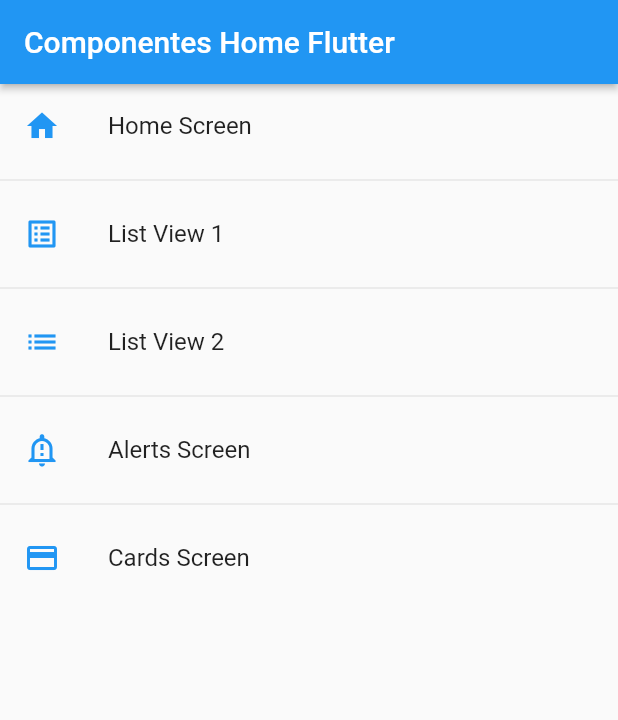
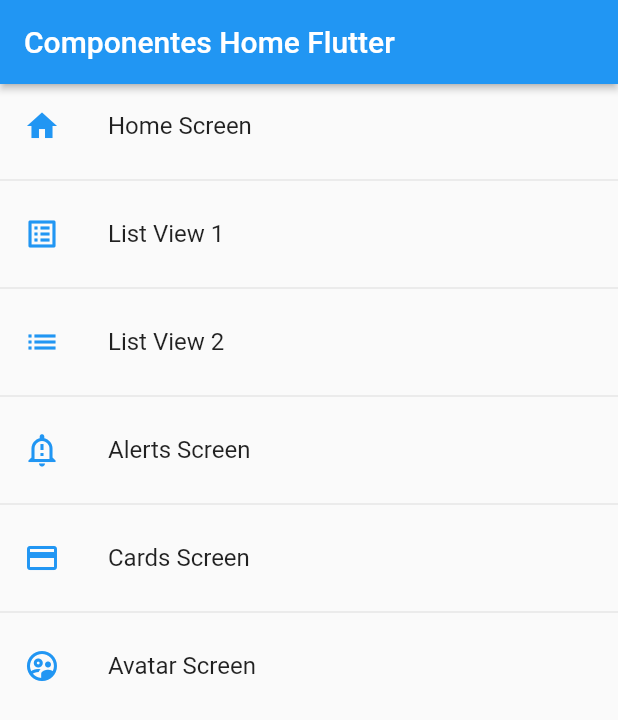
Before and after one commit to eliato/curso-flutter, a Flutter app: the screen it shows after launch, on a phone screen of 412 x 824 dp. Shown: the top 720 px of the screen. Run offline on Flutter 3.47's test engine with Material 2 defaults, Android fonts, the phone set to English and light mode, and no system bars.

Commit message:
screen avatar

```diff
--- a/fl_components/lib/router/app_router.dart
+++ b/fl_components/lib/router/app_router.dart
@@ -11,7 +11,8 @@ MenuOption(route: 'home', name: 'Home Screen', screend: const HomeScreen(), icon
 MenuOption(route: 'listview1', name: 'List View 1', screend: const Listview1Screen(), icon: Icons.list_alt_outlined),
 MenuOption(route: 'listview2', name: 'List View 2', screend: const Listview2Screen(), icon: Icons.list),
 MenuOption(route: 'alert', name: 'Alerts Screen', screend: const AlertScreen(), icon: Icons.notification_important_outlined),
-MenuOption(route: 'card', name: 'Cards Screen', screend: const CardScreen(), icon: Icons.credit_card)
+MenuOption(route: 'card', name: 'Cards Screen', screend: const CardScreen(), icon: Icons.credit_card),
+MenuOption(route: 'avatar', name: 'Avatar Screen', screend: const AvatarScreen(), icon: Icons.supervised_user_circle_outlined),
 
 ];
 
--- a/fl_components/lib/screens/screens.dart
+++ b/fl_components/lib/screens/screens.dart
@@ -1,5 +1,5 @@
-
 export 'package:fl_components/screens/alert_screen.dart';
+export 'package:fl_components/screens/avatar_screen.dart';
 export 'package:fl_components/screens/card_screen.dart';
 export 'package:fl_components/screens/listview2_screen.dart';
 export 'package:fl_components/screens/listview1_screen.dart';
```
Also changed, not shown: fl_components/lib/screens/avatar_screen.dart (added, +30 -0 lines).
